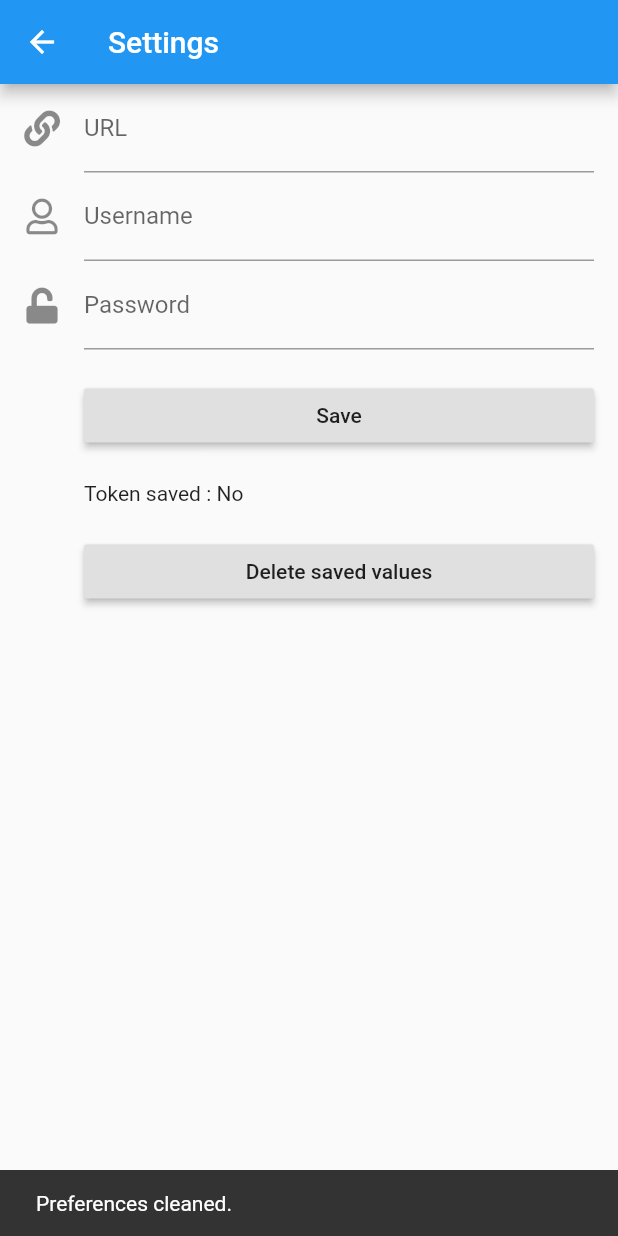
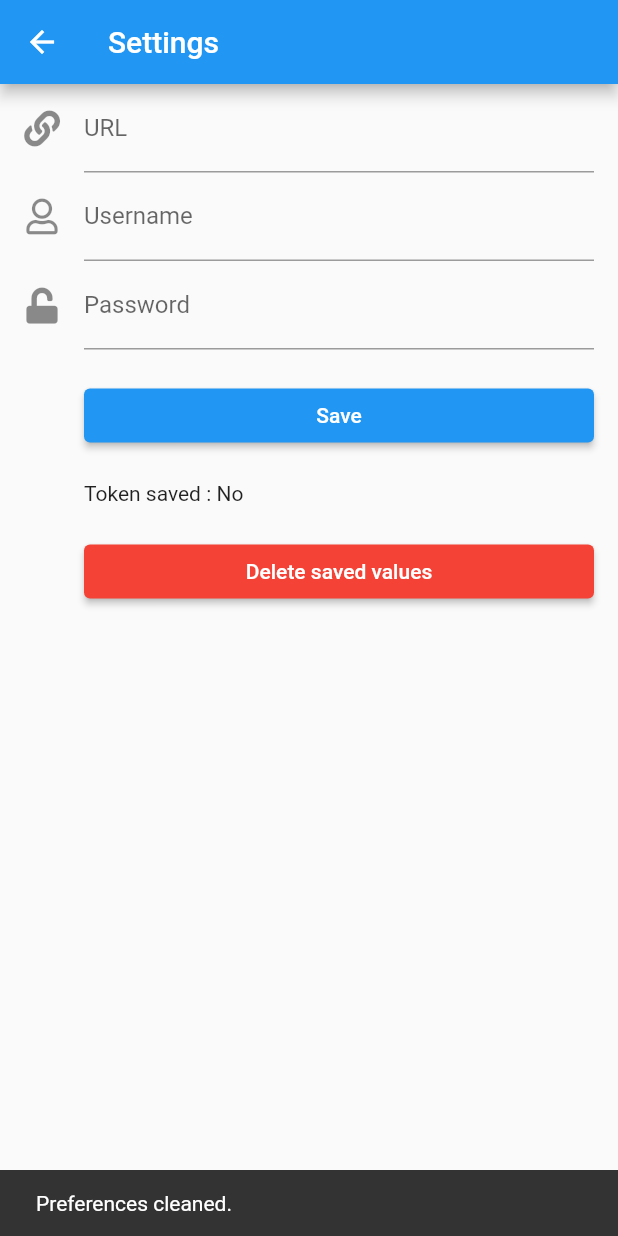
Before and after one commit to nanoy42/dinomail_app, a Flutter app: the screen it shows after launch, after a tap on "Delete saved values", on a phone screen of 412 x 824 dp. Run offline on Flutter 3.47's test engine with Material 2 defaults, Android fonts, the phone set to English and light mode, and no system bars; our stand-ins replace font_awesome_flutter, modal_progress_hud, shared_preferences.

Commit message:
fix: :fire: Remove depecration warnings

```diff
--- a/lib/main.dart
+++ b/lib/main.dart
@@ -308,7 +308,7 @@ class _SettingsScreenState extends State {
                       ),
                       new Container(
                           padding: const EdgeInsets.only(left: 40.0, top: 20.0),
-                          child: new RaisedButton(
+                          child: new ElevatedButton(
                             child: const Text('Save'),
                             onPressed: _submitForm,
                           )),
@@ -317,10 +317,12 @@ class _SettingsScreenState extends State {
                           child: new Text('Token saved : ' + '$tokenOk')),
                       new Container(
                           padding: const EdgeInsets.only(left: 40.0, top: 20.0),
-                          child: new RaisedButton(
-                            child: const Text('Delete saved values'),
-                            onPressed: _cleanSharedPreferences,
-                          )),
+                          child: new ElevatedButton(
+                              child: const Text('Delete saved values'),
+                              onPressed: _cleanSharedPreferences,
+                              style: ElevatedButton.styleFrom(
+                                primary: Colors.red,
+                              ))),
                     ]))));
   }
 
--- a/lib/utils.dart
+++ b/lib/utils.dart
@@ -20,7 +20,7 @@ import 'package:flutter/material.dart';
 
 showDeleteAlertDialog(BuildContext context, String name, String title,
     String text, Widget continueButton) {
-  Widget cancelButton = FlatButton(
+  Widget cancelButton = TextButton(
     child: Text("Cancel"),
     onPressed: () {
       Navigator.of(context).pop();
```
Also changed, not shown: lib/views/virtualaliases.dart (+4 -4 lines), lib/views/virtualdomains.dart (+4 -4 lines), lib/views/virtualusers.dart (+7 -7 lines).
